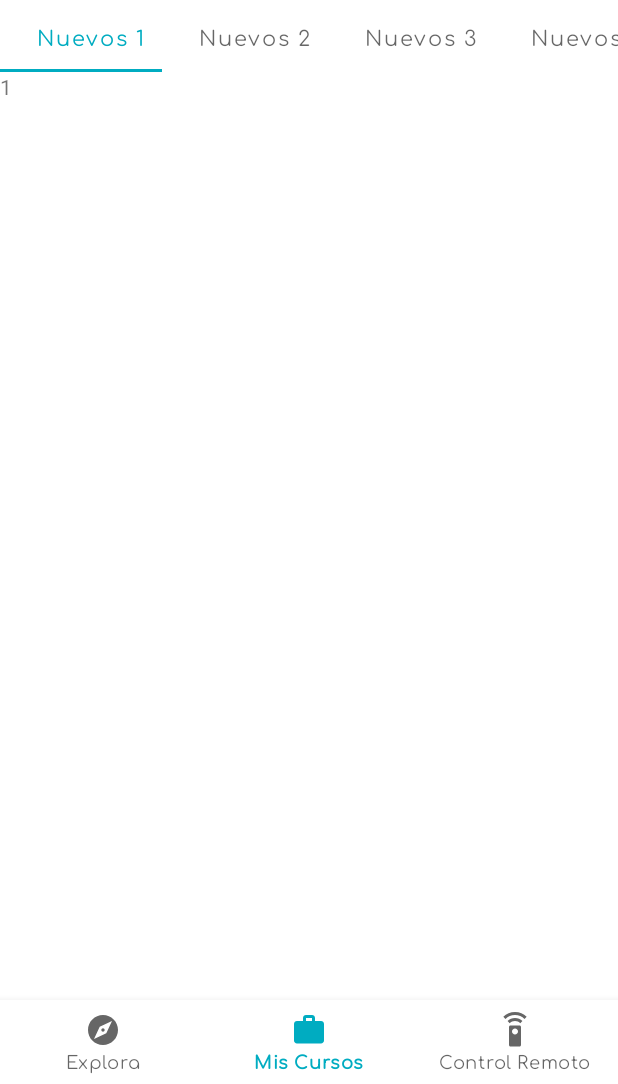
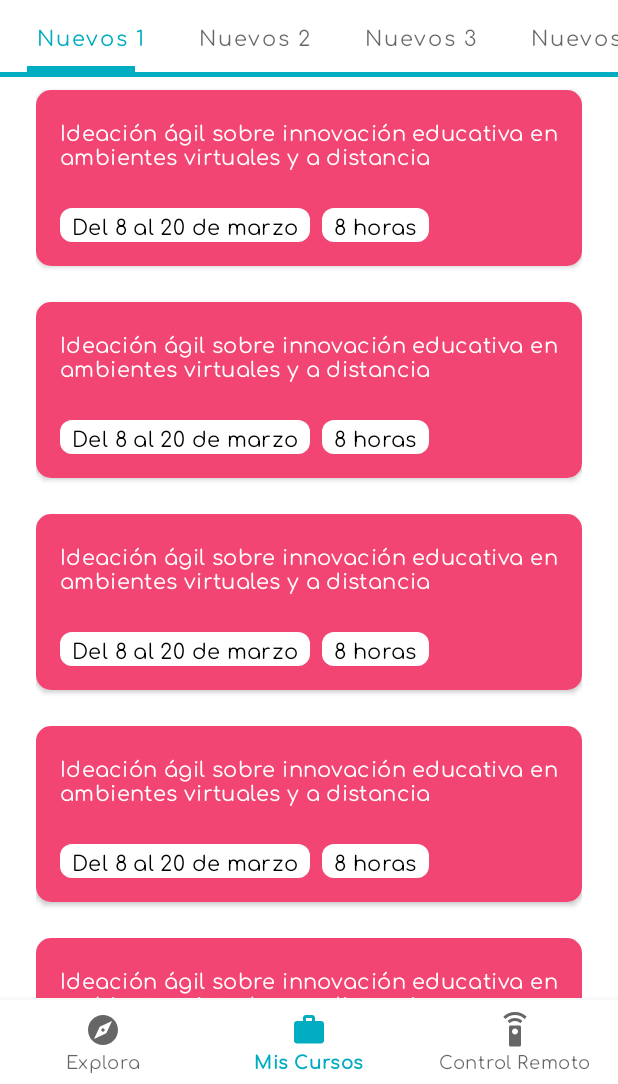
Before and after one commit to renatojobal/Liid, an Android app: the CoursesFragment screen opened through its navigation route, on a phone screen of 412 x 824 dp, the part 152-1236 px from its top. Run offline under Robolectric (Android 15) with nearby library versions, the phone set to English and light mode, and no system bars; our stand-ins replace navigation-ui.

Commit message:
feat: Add demo courses

```diff
--- /dev/null
+++ b/app/src/main/java/com/liid/courses/CourseRecyclerAdapter.kt
@@ -0,0 +1,58 @@
+package com.liid.courses
+
+
+import android.graphics.Color
+import android.graphics.drawable.ColorDrawable
+import android.graphics.drawable.Drawable
+import android.view.LayoutInflater
+import android.view.View
+import android.view.ViewGroup
+import android.widget.TextView
+import androidx.recyclerview.widget.RecyclerView
+import com.liid.R
+import com.liid.model.Course
+import org.jetbrains.annotations.TestOnly
+import kotlin.random.Random
+
+class CourseRecyclerAdapter : RecyclerView.Adapter<CourseRecyclerAdapter.ViewHolder>() {
+
+    var listCourses = ArrayList<Course>()
+
+    override fun onCreateViewHolder(parent: ViewGroup, viewType: Int) = ViewHolder (
+        LayoutInflater.from(parent.context).inflate(R.layout.item_course, parent, false)
+    )
+
+    override fun onBindViewHolder(holder: ViewHolder, position: Int) {
+        val course  = listCourses[position] as Course
+
+        holder.tvCourseTitle.text = course.title
+        holder.tvCourseStartDate.text = course.start_date
+        holder.tvCourseDuration.text = course.duration
+
+
+
+    }
+
+    override fun getItemCount() = listCourses.size
+
+    class ViewHolder(itemView: View) : RecyclerView.ViewHolder(itemView){
+        val tvCourseTitle = itemView.findViewById<TextView>(R.id.item_course_tv_title)
+        val tvCourseStartDate = itemView.findViewById<TextView>(R.id.item_course_tv_start_date)
+        val tvCourseDuration = itemView.findViewById<TextView>(R.id.item_course_tv_duration)
+        var background = itemView.background
+    }
+
+    @TestOnly
+    fun getRandomColor(): Int {
+
+        var colors = arrayListOf<Int>(
+            Color.parseColor("#1768AC"),
+            Color.parseColor("#F35A83"),
+            Color.parseColor("##4CB1FF")
+
+        )
+
+        val randomValue = Random.nextInt(colors.size)
+        return colors[randomValue]
+    }
+}
--- a/app/src/main/java/com/liid/courses/DemoObjectFragment.kt
+++ b/app/src/main/java/com/liid/courses/DemoObjectFragment.kt
@@ -6,10 +6,15 @@ import android.view.View
 import android.view.ViewGroup
 import android.widget.TextView
 import androidx.fragment.app.Fragment
+import androidx.recyclerview.widget.LinearLayoutManager
+import androidx.recyclerview.widget.RecyclerView
 import com.liid.R
+import com.liid.model.Course
 
 private const val ARG_OBJECT = "object"
 class DemoObjectFragment  : Fragment() {
+
+    private lateinit var courseAdapter: CourseRecyclerAdapter
 
     override fun onCreateView(inflater: LayoutInflater,
                               container: ViewGroup?,
@@ -19,8 +24,25 @@ class DemoObjectFragment  : Fragment() {
 
     override fun onViewCreated(view: View, savedInstanceState: Bundle?) {
         arguments?.takeIf { it.containsKey(ARG_OBJECT) }?.apply {
-            val textView: TextView = view.findViewById(R.id.text1)
-            textView.text = getInt(ARG_OBJECT).toString()
+
+            // Create demo course
+            var demoCourse = Course()
+
+            // Create demo array
+            var demoArray = arrayListOf<Course>(demoCourse, demoCourse, demoCourse, demoCourse, demoCourse, demoCourse, demoCourse)
+
+
+
+
+            courseAdapter = CourseRecyclerAdapter()
+            courseAdapter.listCourses = demoArray
+
+
+            val recyclerView: RecyclerView = view.findViewById(R.id.demo_recycler_view)
+            recyclerView.apply {
+                layoutManager = LinearLayoutManager(view.context, LinearLayoutManager.VERTICAL, false)
+                adapter = courseAdapter
+            }
         }
     }
 }
--- /dev/null
+++ b/app/src/main/java/com/liid/model/Course.kt
@@ -0,0 +1,9 @@
+package com.liid.model
+
+import java.io.Serializable
+
+data class Course (
+    val title: String = "Ideación ágil sobre innovación educativa en ambientes virtuales y a distancia",
+    val start_date : String = "Del 8 al 20 de marzo",
+    val duration : String = "8 horas"
+) : Serializable
--- a/app/src/main/res/layout/fragment_courses.xml
+++ b/app/src/main/res/layout/fragment_courses.xml
@@ -38,7 +38,9 @@
                     android:layout_width="match_parent"
                     android:layout_height="wrap_content"
                     app:tabPaddingStart="24dp"
-                    app:tabMode="scrollable" />
+                    app:tabMode="scrollable"
+                    app:tabIndicatorFullWidth="false"
+                    app:tabIndicatorHeight="4dp" />
 
 
             </androidx.viewpager.widget.ViewPager>
--- a/app/src/main/res/layout/fragment_explore.xml
+++ b/app/src/main/res/layout/fragment_explore.xml
@@ -9,7 +9,6 @@
     <TextView
         android:layout_width="match_parent"
         android:layout_height="match_parent"
-        android:fontFamily="@font/comfortaa_light"
         android:text="Explore fragment" />
 
 </FrameLayout>
--- a/app/src/main/res/layout/framgnet_demo.xml
+++ b/app/src/main/res/layout/framgnet_demo.xml
@@ -1,11 +1,30 @@
 <?xml version="1.0" encoding="utf-8"?>
-<androidx.constraintlayout.widget.ConstraintLayout
-    xmlns:android="http://schemas.android.com/apk/res/android" android:layout_width="match_parent"
-    android:layout_height="match_parent">
+<androidx.constraintlayout.widget.ConstraintLayout xmlns:android="http://schemas.android.com/apk/res/android"
+    xmlns:app="http://schemas.android.com/apk/res-auto"
+    android:layout_width="match_parent"
+    android:layout_height="match_parent"
+    xmlns:tools="http://schemas.android.com/tools">
 
-    <TextView
-        android:id="@+id/text1"
+    <View
         android:layout_width="match_parent"
-        android:layout_height="match_parent"/>
+        android:layout_height="3dp"
+        android:background="?attr/colorPrimary"
+        app:layout_constraintEnd_toEndOf="parent"
+        app:layout_constraintStart_toStartOf="parent"
+        app:layout_constraintTop_toTopOf="parent" />
+
+    <androidx.recyclerview.widget.RecyclerView
+        android:id="@+id/demo_recycler_view"
+        android:layout_width="0dp"
+        android:layout_height="0dp"
+        tools:listitem="@layout/item_course"
+        android:paddingStart="@dimen/main_side_margin"
+        android:paddingEnd="@dimen/main_side_margin"
+        app:layout_constraintBottom_toBottomOf="parent"
+        app:layout_constraintEnd_toEndOf="parent"
+        app:layout_constraintStart_toStartOf="parent"
+        app:layout_constraintTop_toTopOf="parent" />
+
+
 
 </androidx.constraintlayout.widget.ConstraintLayout>
--- a/app/src/main/res/layout/item_course.xml
+++ b/app/src/main/res/layout/item_course.xml
@@ -4,6 +4,8 @@
     xmlns:tools="http://schemas.android.com/tools"
     android:layout_width="match_parent"
     android:layout_height="wrap_content"
+    android:layout_marginTop="12dp"
+    android:layout_marginBottom="12dp"
     app:cardCornerRadius="10dp">
 
     <LinearLayout
@@ -11,41 +13,48 @@
         android:layout_height="match_parent"
         android:orientation="vertical"
         android:padding="16dp"
-        tools:background="#F34573">
+        android:background="#F34573">
 
         <TextView
+            android:id="@+id/item_course_tv_title"
+            android:layout_width="wrap_content"
+            android:layout_height="match_parent"
             android:ellipsize="end"
             android:lines="2"
-            android:layout_width="wrap_content"
-            android:layout_height="match_parent"
+            android:textAppearance="?attr/textAppearanceBody2"
             android:textColor="@android:color/white"
             tools:text="Ideación ágil sobre innovación educativa en ambientes virtuales y a distancia" />
 
         <LinearLayout
-            android:layout_marginTop="24dp"
             android:layout_width="wrap_content"
-            android:layout_height="wrap_content">
+            android:layout_height="wrap_content"
+            android:layout_marginTop="24dp">
 
             <TextView
-
+                android:id="@+id/item_course_tv_start_date"
+                android:layout_width="wrap_content"
+                android:layout_height="wrap_content"
+                android:background="@drawable/rounded_corners"
                 android:paddingStart="8dp"
                 android:paddingEnd="8dp"
-                android:background="@drawable/rounded_corners"
-                android:layout_width="wrap_content"
-                android:layout_height="wrap_content"
-                tools:text="Del 11 al 20 de marzo del 2020"/>
+                android:textAppearance="?attr/textAppearanceBody2"
+                android:textColor="@android:color/black"
+                tools:text="Del 11 al 20 de marzo del 2020"
+                tools:textColor="@android:color/black" />
 
 
             <TextView
+                android:id="@+id/item_course_tv_duration"
+                android:layout_width="wrap_content"
+                android:layout_height="wrap_content"
+                android:layout_marginLeft="8dp"
+                android:background="@drawable/rounded_corners"
                 android:paddingStart="8dp"
                 android:paddingEnd="8dp"
-                android:background="@drawable/rounded_corners"
-                android:layout_marginLeft="8dp"
-                android:layout_width="wrap_content"
-                android:layout_height="wrap_content"
-                tools:text="8 horas"/>
-
-
+                android:textAppearance="?attr/textAppearanceBody2"
+                android:textColor="@android:color/black"
+                tools:text="8 horas"
+                tools:textColor="@android:color/black" />
 
 
         </LinearLayout>
```
Also changed, not shown: app/src/main/res/drawable/demo_girl.png (added).
